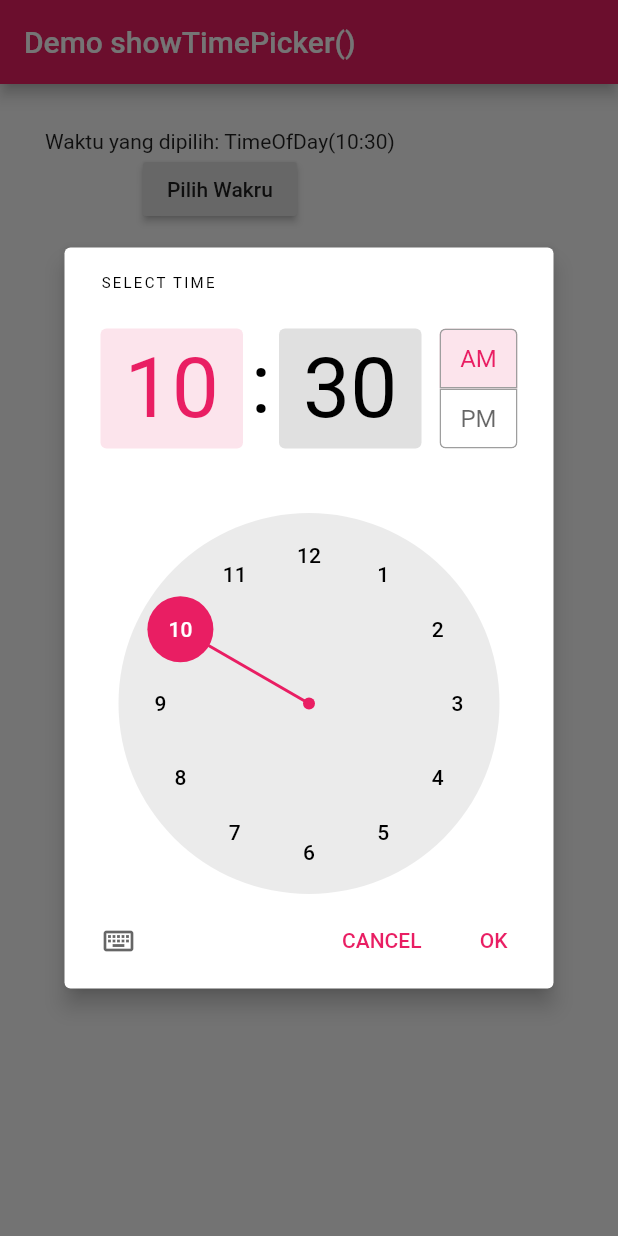
After one commit to erikrios/show-date-picker-and-show-time-picker, a Flutter app: the screen it shows after launch, after a tap on "Pilih Wakru", on a phone screen of 412 x 824 dp. The commit adds this screen. Run offline on Flutter 3.47's test engine with Material 2 defaults, Android fonts, the phone set to English and light mode, and no system bars.

Commit message:
Add the example code of show time picker

```diff
--- /dev/null
+++ b/lib/ShowTimePickerHomePage.dart
@@ -0,0 +1,41 @@
+import 'package:flutter/material.dart';
+
+class ShowTimePickerHomePage extends StatefulWidget {
+  @override
+  State<StatefulWidget> createState() => _ShowTimePickerHomePageState();
+}
+
+class _ShowTimePickerHomePageState extends State<ShowTimePickerHomePage> {
+  TimeOfDay time = TimeOfDay.now();
+  Future<Null> selectDate(BuildContext context) async {
+    final TimeOfDay selected =
+        await showTimePicker(context: context, initialTime: this.time);
+
+    if (selected != null && selected != this.time) {
+      setState(() {
+        this.time = selected;
+      });
+    }
+  }
+
+  @override
+  Widget build(BuildContext context) => Scaffold(
+        appBar: AppBar(
+          title: Text('Demo showTimePicker()'),
+        ),
+        body: Container(
+          padding: EdgeInsets.all(30.0),
+          child: Column(
+            children: <Widget>[
+              Text('Waktu yang dipilih: ${this.time.toString()}'),
+              RaisedButton(
+                child: Text('Pilih Wakru'),
+                onPressed: () {
+                  selectDate(context);
+                },
+              )
+            ],
+          ),
+        ),
+      );
+}
--- a/lib/main.dart
+++ b/lib/main.dart
@@ -1,5 +1,6 @@
 import 'package:flutter/material.dart';
 import 'package:show_date_picker_and_show_time_picker/ShowDatePickerHomePage.dart';
+import 'package:show_date_picker_and_show_time_picker/ShowTimePickerHomePage.dart';
 
 void main() => runApp(MyApp());
 
@@ -10,6 +11,6 @@ class MyApp extends StatelessWidget {
     theme: ThemeData(
       primarySwatch: Colors.pink
     ),
-    home: ShowDatePickerHomePage(),
+    home: ShowTimePickerHomePage(),
   );
 }
```
